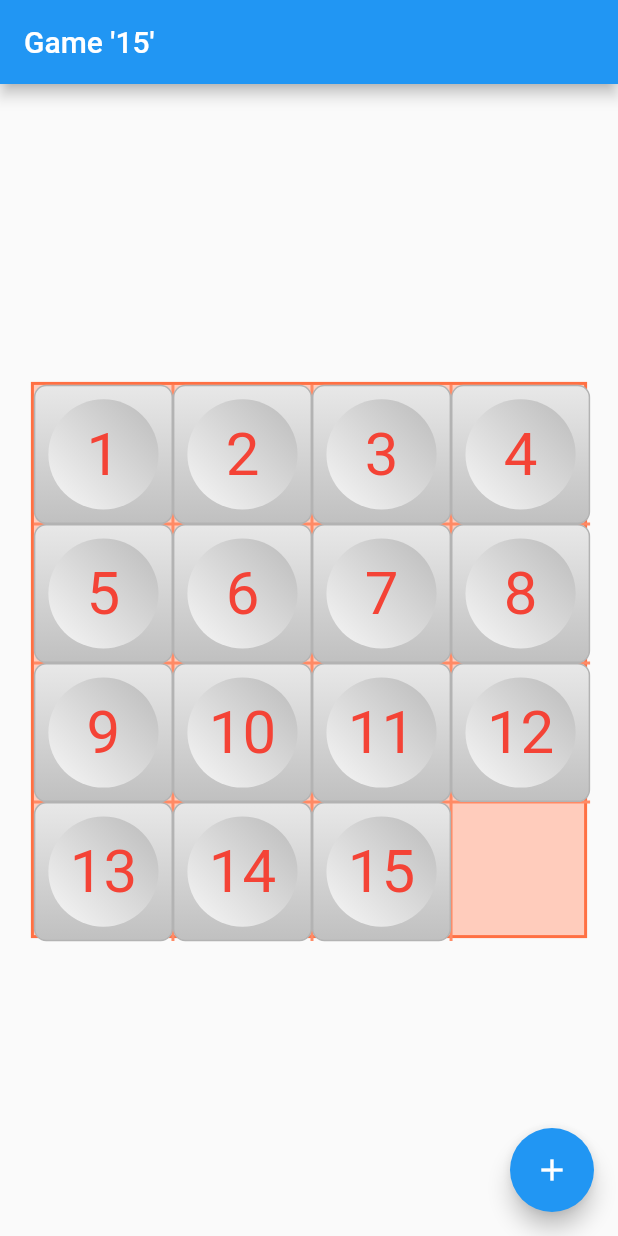
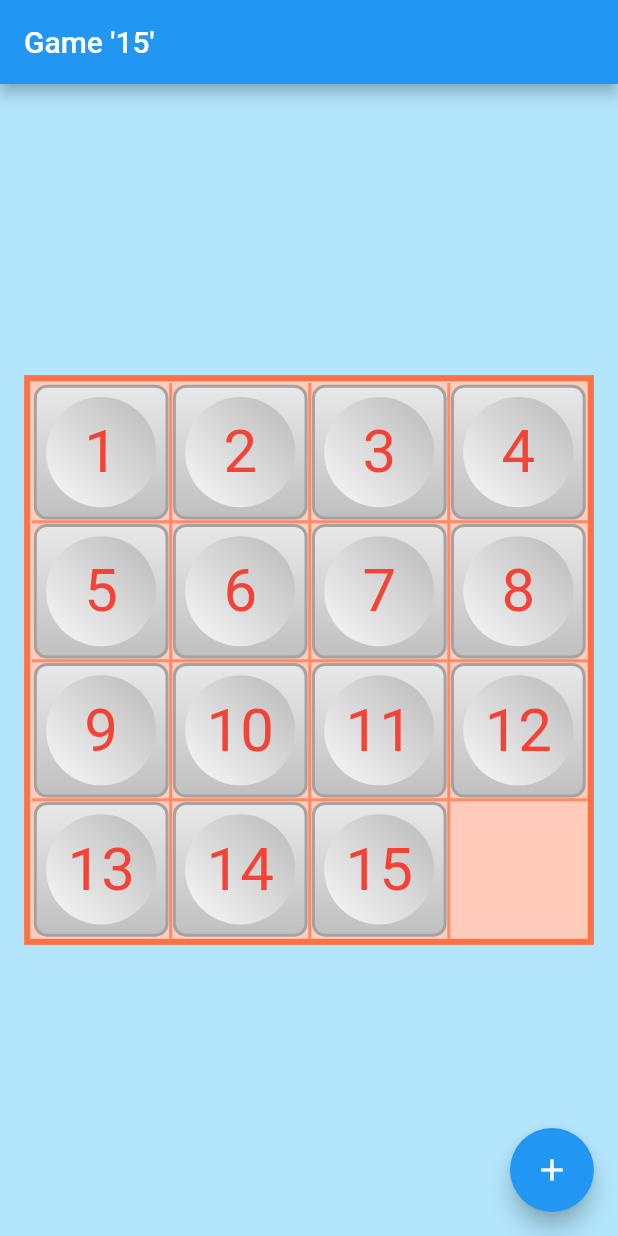
Before and after one commit to taras-rashnik/game-15-flutter, a Flutter app: the screen it shows after launch, on a phone screen of 412 x 824 dp. Run offline on Flutter 3.47's test engine with Material 2 defaults, Android fonts, the phone set to English and light mode, and no system bars; our stand-ins replace bloc, equatable, flutter_bloc.

Commit message:
add colors

```diff
--- a/lib/field_widget.dart
+++ b/lib/field_widget.dart
@@ -34,10 +34,11 @@ class _FieldWidgetState extends State<FieldWidget> {
       child: BlocBuilder<FieldBloc, FieldState>(
         builder: (context, fieldState) {
           return Container(
-            width: fieldState.field.size.width,
-            height: fieldState.field.size.height,
+            padding: EdgeInsets.all(1),
+            width: fieldState.field.size.width+9,
+            height: fieldState.field.size.height+9,
             decoration: BoxDecoration(
-              border: Border.all(color: Colors.deepOrange[400], width: 2),
+              border: Border.all(color: Colors.deepOrange[400], width: 4),
               color: Colors.deepOrange[100],
             ),
             child: CustomPaint(
@@ -81,9 +82,9 @@ class FieldPainter extends CustomPainter {
     );
 
     final paint3 = Paint()
-      ..color = Color.fromARGB(0xFF, 0xB3, 0xB3, 0xB3)
+      ..color = Color.fromARGB(0xFF, 0xA3, 0xA3, 0xA3)
       ..style = PaintingStyle.stroke
-      ..strokeWidth = 1;
+      ..strokeWidth = 2;
 
     for (var brick in field.bricks) {
       var center = _toScreenCoords(brick.center);
@@ -99,8 +100,8 @@ class FieldPainter extends CustomPainter {
 
       var rect = Rect.fromCenter(
         center: center,
-        width: brick.width,
-        height: brick.height,
+        width: brick.width-4,
+        height: brick.height-4,
       );
 
       final paint2 = Paint()..shader = gradient2.createShader(rect);
--- a/lib/main.dart
+++ b/lib/main.dart
@@ -33,6 +33,7 @@ class MyHomepage extends StatelessWidget {
     return BlocProvider<FieldBloc>(
       builder: (context) => FieldBloc(fieldSize),
       child: Scaffold(
+        backgroundColor: Colors.lightBlue[100],
         appBar: AppBar(
           title: Text("Game '15'"),
         ),
```
